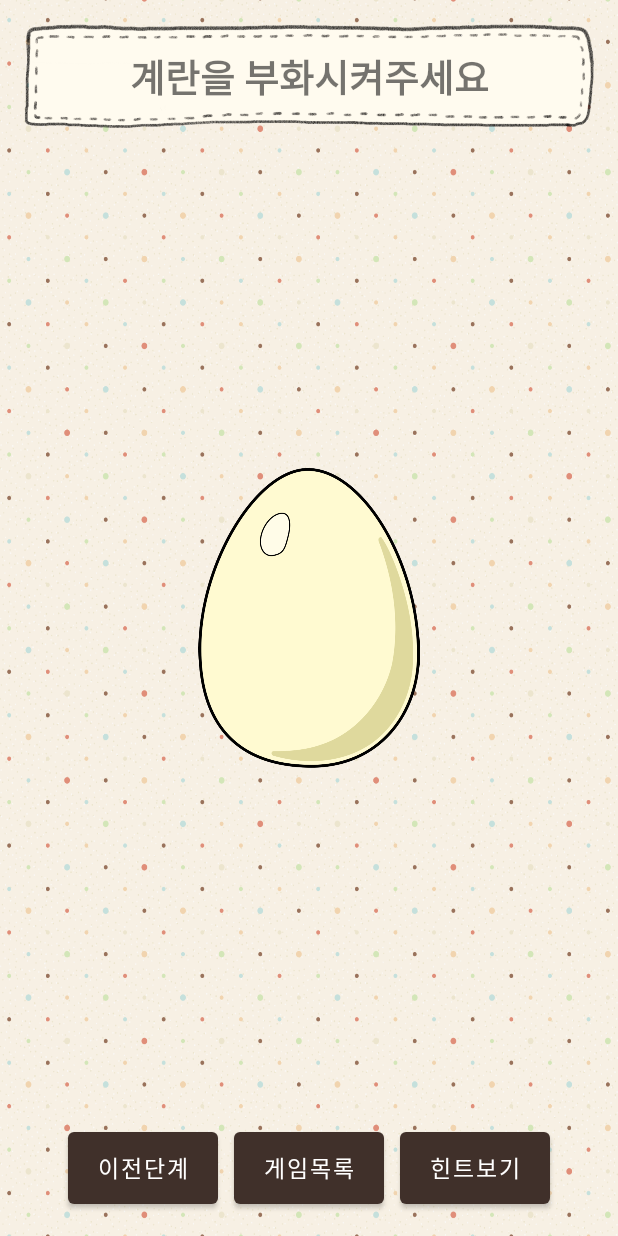
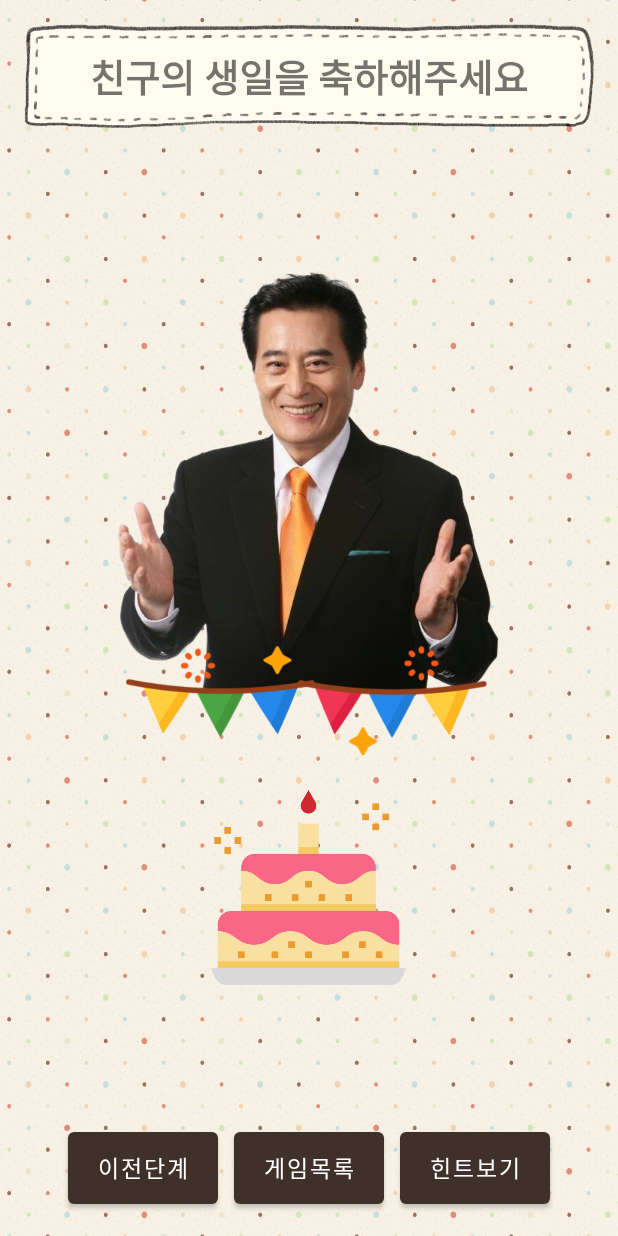
Before and after one commit to doheez/Harder-Than-You-Think, an Android app: the layout activity_3_birthday.xml on its own in the app's theme, with its tools: preview values and no code run, on a phone screen of 412 x 824 dp. Run offline under Robolectric (Android 15) with nearby library versions, the light colour scheme and no system bars.

Commit message:
생일 축하 구현

```diff
--- a/app/src/main/AndroidManifest.xml
+++ b/app/src/main/AndroidManifest.xml
@@ -23,6 +23,9 @@
         <activity android:name=".Enter" >
         </activity>
         <activity android:name=".Rabbit" />
+        <activity android:name=".Birthday">
+
+        </activity>
         <activity android:name=".Base" />
     </application>
 
--- a/app/src/main/java/com/example/nol/Enter.java
+++ b/app/src/main/java/com/example/nol/Enter.java
@@ -37,6 +37,7 @@ public class Enter extends AppCompatActivity {
                 Intent intent = new Intent(getApplicationContext(), Rabbit.class);
                 startActivity(intent);
                 finish();
+                overridePendingTransition(R.anim.fadein, R.anim.fadeout);
             }
         });
 
--- a/app/src/main/java/com/example/nol/MySoundPlayer.java
+++ b/app/src/main/java/com/example/nol/MySoundPlayer.java
@@ -18,6 +18,7 @@ public class MySoundPlayer {
     public static final int CHICKEN = R.raw.chicken;
     public static final int CORRECT = R.raw.correct;
     public static final int BUTTON_SOUND = R.raw.button_sound;
+    public static final int CAKE = R.raw.cake;
 
     private static int ret;
     private static SoundPool soundPool;
@@ -43,6 +44,7 @@ public class MySoundPlayer {
         soundPoolMap.put(CORRECT, soundPool.load(context, CORRECT, 1));
         soundPoolMap.put(BUTTON_SOUND, soundPool.load(context, BUTTON_SOUND, 1));
         soundPoolMap.put(COOKIE, soundPool.load(context, COOKIE, 1));
+        soundPoolMap.put(CAKE, soundPool.load(context, CAKE, 1));
 
     }
 
--- a/app/src/main/java/com/example/nol/Rabbit.java
+++ b/app/src/main/java/com/example/nol/Rabbit.java
@@ -50,6 +50,7 @@ public class Rabbit extends AppCompatActivity implements View.OnTouchListener {
                 Intent intent = new Intent(getApplicationContext(), Enter.class);
                 startActivity(intent);
                 finish();
+                overridePendingTransition(R.anim.fadein, R.anim.fadeout);
             }
         });
 
@@ -197,7 +198,6 @@ public class Rabbit extends AppCompatActivity implements View.OnTouchListener {
         });
 
         dialog.setCancelable(false);
-        //dialog.getWindow().setBackgroundDrawable(new ColorDrawable(Color.TRANSPARENT));
         dialog.show();
     }
 }
--- a/app/src/main/res/layout/activity_2_egg.xml
+++ b/app/src/main/res/layout/activity_3_birthday.xml
@@ -12,21 +12,29 @@
         android:layout_marginTop="15dp"
         android:background="@drawable/bubble"
         android:gravity="center"
-        android:text="계란을 부화시켜주세요"
+        android:text="친구의 생일을 축하해주세요"
         android:textSize="25dp"
         android:textStyle="bold" />
 
     <!-- 게임 내용물 -->
     <ImageView
-        android:id="@+id/egg"
-        android:layout_width="200dp"
-        android:layout_height="200dp"
+        android:id="@+id/man"
+        android:layout_width="300dp"
+        android:layout_height="370dp"
         android:layout_gravity="center"
-        android:src="@drawable/egg" />
-
+        android:layout_marginBottom="80dp"
+        android:src="@drawable/birthday1" />
 
     <ImageView
-        android:id="@+id/correct1"
+        android:id="@+id/cake"
+        android:layout_width="130dp"
+        android:layout_height="130dp"
+        android:layout_gravity="center"
+        android:layout_marginTop="180dp"
+        android:src="@drawable/cake" />
+
+    <ImageView
+        android:id="@+id/correct3"
         android:layout_width="200dp"
         android:layout_height="200dp"
         android:layout_gravity="center"
@@ -43,7 +51,7 @@
         android:orientation="horizontal">
 
         <Button
-            android:id="@+id/eggPrev"
+            android:id="@+id/birthdayPrev"
             android:layout_width="100dp"
             android:layout_height="60dp"
             android:layout_marginHorizontal="5dp"
@@ -52,7 +60,7 @@
             android:textSize="15dp" />
 
         <Button
-            android:id="@+id/eggList"
+            android:id="@+id/birthdayList"
             android:layout_width="100dp"
             android:layout_height="60dp"
             android:layout_marginHorizontal="5dp"
@@ -61,7 +69,7 @@
             android:textSize="15dp" />
 
         <Button
-            android:id="@+id/eggHint"
+            android:id="@+id/birthdayHint"
             android:layout_width="100dp"
             android:layout_height="60dp"
             android:layout_marginHorizontal="5dp"
```
Also changed, not shown: app/src/main/java/com/example/nol/Birthday.java (added, +222 -0 lines), app/src/main/java/com/example/nol/Egg.java (+13 -5 lines), app/src/main/res/drawable/birthday1.png (added), app/src/main/res/drawable/birthday2.png (added), app/src/main/res/drawable/cake.png (added), 1 other file.
